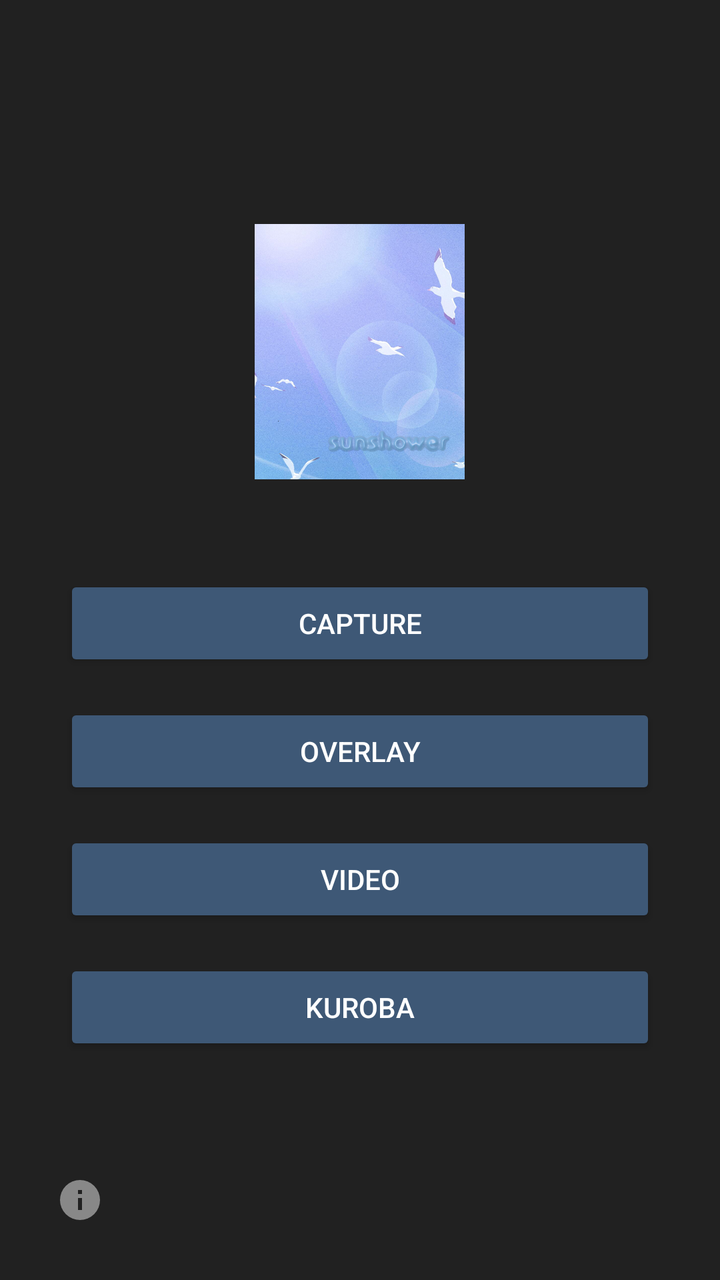
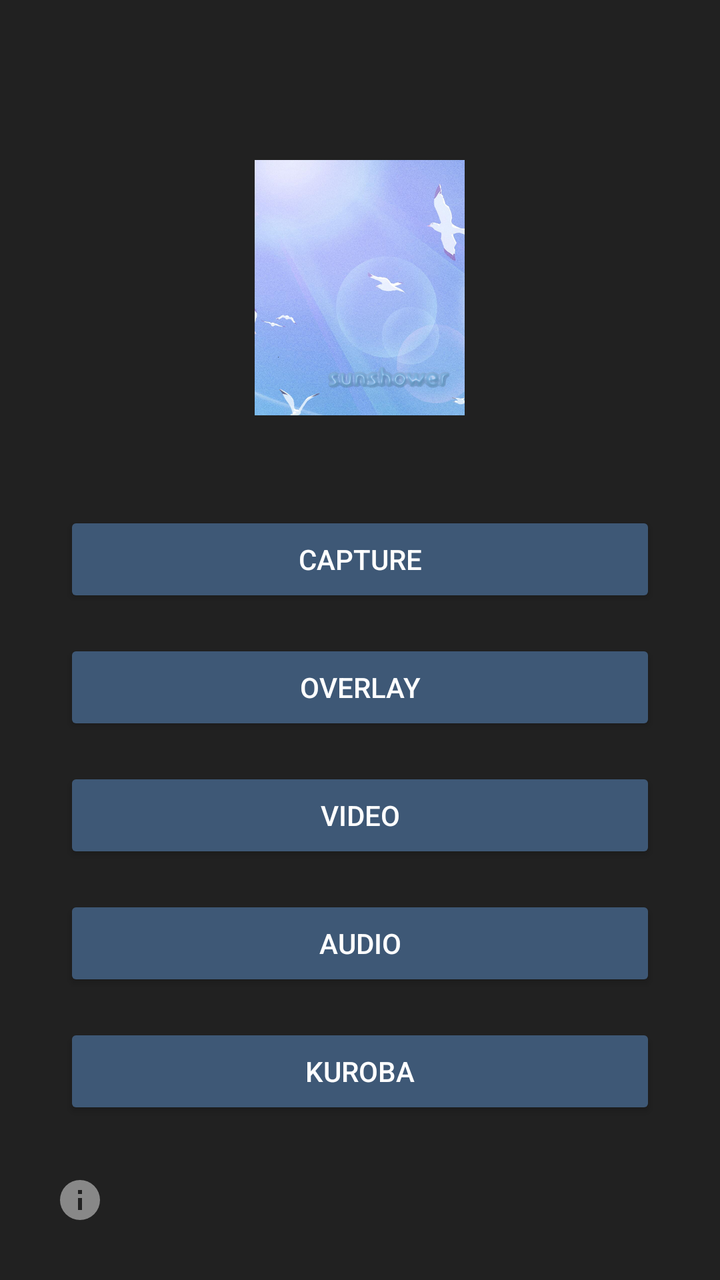

The first picture is an Android layout as it rendered before a commit; the second is the same layout after the commit. The layout source and the unified diff follow.
<!-- AndroidManifest.xml: application theme Theme.Sunshower -->
<!-- res/layout/activity_menu.xml -->
<?xml version="1.0" encoding="utf-8"?>
<FrameLayout xmlns:android="http://schemas.android.com/apk/res/android"
    android:layout_width="match_parent"
    android:layout_height="match_parent">

    <LinearLayout
        android:layout_width="match_parent"
        android:layout_height="match_parent"
        android:gravity="center"
        android:orientation="vertical"
        android:padding="32dp">

        <ImageView
            android:layout_width="wrap_content"
            android:layout_height="wrap_content"
            android:layout_gravity="center_horizontal"
            android:layout_marginBottom="48dp"
            android:adjustViewBounds="true"
            android:contentDescription="@string/app_name"
            android:maxHeight="220dp"
            android:src="@drawable/logo" />

        <Button
            android:id="@+id/take_gif_button"
            android:layout_width="match_parent"
            android:layout_height="wrap_content"
            android:layout_marginBottom="16dp"
            android:text="@string/take_gif" />

        <Button
            android:id="@+id/edit_menu_button"
            android:layout_width="match_parent"
            android:layout_height="wrap_content"
            android:layout_marginBottom="16dp"
            android:text="@string/menu_overlay" />

        <Button
            android:id="@+id/video_menu_button"
            android:layout_width="match_parent"
            android:layout_height="wrap_content"
            android:layout_marginBottom="16dp"
            android:text="@string/menu_video" />

        <Button
            android:id="@+id/kuroba_menu_button"
            android:layout_width="match_parent"
            android:layout_height="wrap_content"
            android:text="@string/kuroba" />
    </LinearLayout>

    <ImageButton
        android:id="@+id/about_button"
        android:layout_width="48dp"
        android:layout_height="48dp"
        android:layout_gravity="bottom|start"
        android:layout_margin="16dp"
        android:background="@android:color/transparent"
        android:contentDescription="@string/about"
        android:src="@drawable/ic_info"
        android:tint="#888888" />
</FrameLayout>
<!-- resources referenced by this layout -->
<resources>
  <!-- drawable ic_info (drawable) -->
  <?xml version="1.0" encoding="utf-8"?>
  <vector xmlns:android="http://schemas.android.com/apk/res/android"
      android:width="24dp"
      android:height="24dp"
      android:viewportWidth="24"
      android:viewportHeight="24">
      <path
          android:fillColor="#FF000000"
          android:pathData="M12,2A10,10,0,1,0,22,12A10,10,0,0,0,12,2ZM13,17H11V11H13ZM13,9H11V7H13Z" />
  </vector>
  <!-- drawable logo: png bitmap (drawable-nodpi, 165044 bytes) -->
  <string name="about">About</string>
  <string name="app_name">sunshower</string>
  <string name="kuroba">Kuroba</string>
  <string name="menu_overlay">Overlay</string>
  <string name="menu_video">Video</string>
  <string name="take_gif">Capture</string>
  <style name="Theme.Sunshower" parent="android:Theme.Material.NoActionBar">
          <item name="android:colorBackground">@color/surface</item>
          <item name="android:windowBackground">@color/surface</item>
          <item name="android:colorPrimary">@color/accent</item>
          <item name="android:colorPrimaryDark">@color/surface_dim</item>
          <item name="android:colorAccent">@color/accent</item>
          <item name="android:colorButtonNormal">@color/accent</item>
          <item name="android:statusBarColor">@color/surface_dim</item>
          <item name="android:navigationBarColor">@color/surface_dim</item>
      </style>
  <color name="surface">#FF212121</color>
  <color name="accent">#FF3E5876</color>
  <color name="surface_dim">#FF1A1A1A</color>
</resources>

<!-- the commit's change to res/layout/activity_menu.xml (unified diff, before → after) -->
@@ -42,6 +42,13 @@
             android:text="@string/menu_video" />
 
         <Button
+            android:id="@+id/audio_menu_button"
+            android:layout_width="match_parent"
+            android:layout_height="wrap_content"
+            android:layout_marginBottom="16dp"
+            android:text="@string/menu_audio" />
+
+        <Button
             android:id="@+id/kuroba_menu_button"
             android:layout_width="match_parent"
             android:layout_height="wrap_content"
<!-- resource entries referenced after the edit -->
@@ -15,6 +15,7 @@
   <string name="about">About</string>
   <string name="app_name">sunshower</string>
   <string name="kuroba">Kuroba</string>
+  <string name="menu_audio">Audio</string>
   <string name="menu_overlay">Overlay</string>
   <string name="menu_video">Video</string>
   <string name="take_gif">Capture</string>
